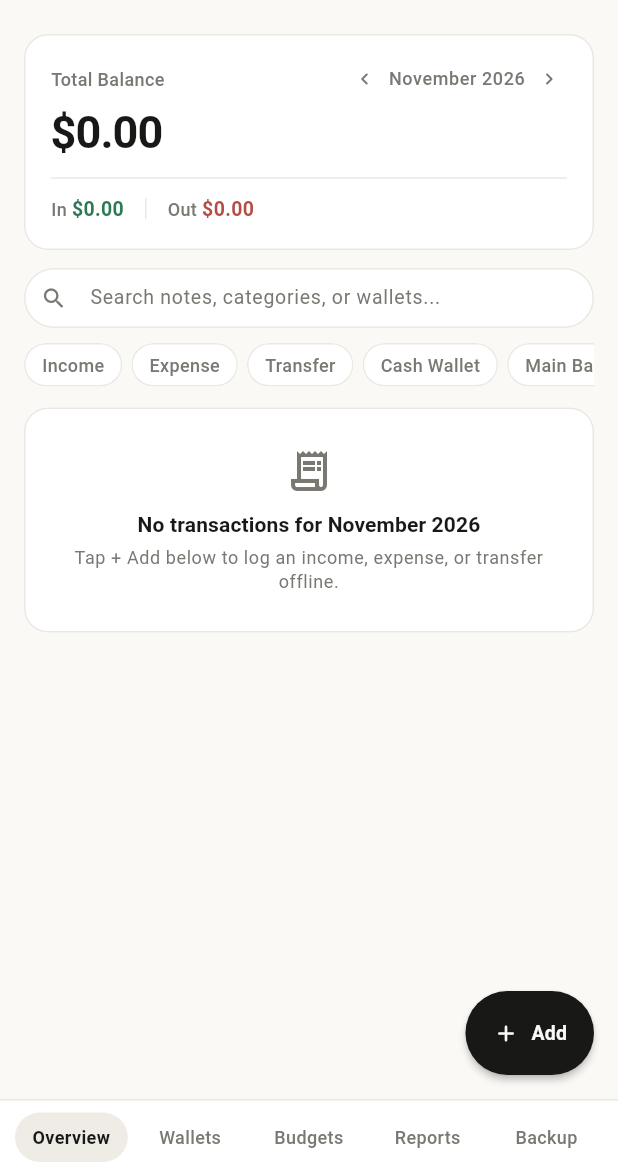
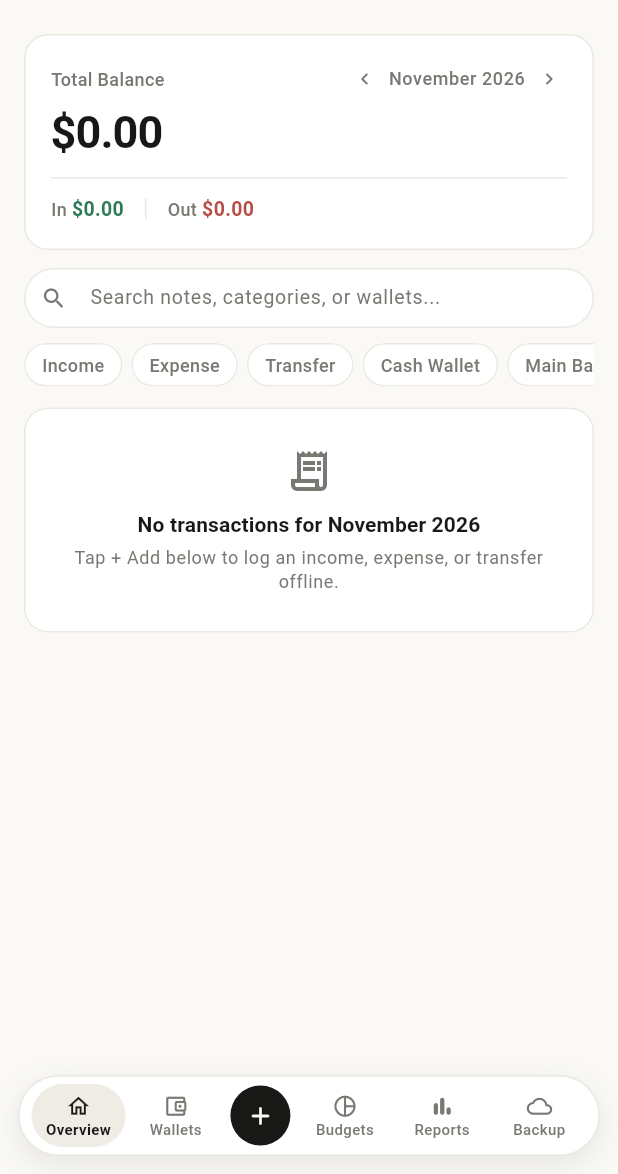
Before and after one commit to GeneralFizi/Money-Manager, a Flutter app: the screen it shows after launch, on a phone screen of 412 x 824 dp, the part 62-1236 px from its top. Run offline on Flutter 3.47's test engine with Material 3 defaults, Android fonts, the phone set to English and light mode, and no system bars; our stand-ins replace dynamic_color, file_picker, fl_chart, google_sign_in, googleapis_auth, local_auth and 5 more; missing offline and left inert: extension_google_sign_in_as_googleapis_auth, googleapis; accounts and stored records are empty.

Commit message:
Apply OLED pitch-black dark mode and floating pill dock footer

```diff
--- a/lib/ui/core/app_theme.dart
+++ b/lib/ui/core/app_theme.dart
@@ -37,9 +37,9 @@ class MoneyColors extends ThemeExtension<MoneyColors> {
     expense: Color(0xFFE08076),
     transfer: Color(0xFF829AB1),
     warning: Color(0xFFE3B469),
-    cardBorder: Color(0xFF262623),
-    softTint: Color(0xFF242421),
-    mutedText: Color(0xFF8C8A82),
+    cardBorder: Color(0xFF1F1F1F),
+    softTint: Color(0xFF141414),
+    mutedText: Color(0xFF8A8A8E),
   );
 
   @override
@@ -78,17 +78,17 @@ class MoneyColors extends ThemeExtension<MoneyColors> {
   }
 }
 
-/// Minimalist Warm Alabaster (Light) and Matte Obsidian (Dark) themes.
+/// Minimalist Warm Alabaster (Light) and OLED Pitch Black (Dark) themes.
 class AppTheme {
   static const Color lightBackground = Color(0xFFFAF9F6);
   static const Color lightCard = Color(0xFFFFFFFF);
   static const Color lightPrimary = Color(0xFF181816);
   static const Color lightText = Color(0xFF181816);
 
-  static const Color darkBackground = Color(0xFF111110);
-  static const Color darkCard = Color(0xFF181816);
-  static const Color darkPrimary = Color(0xFFF0EEE9);
-  static const Color darkText = Color(0xFFF0EEE9);
+  static const Color darkBackground = Color(0xFF000000);
+  static const Color darkCard = Color(0xFF0A0A0A);
+  static const Color darkPrimary = Color(0xFFF5F5F5);
+  static const Color darkText = Color(0xFFF5F5F5);
 
   static ThemeData light({ColorScheme? dynamicColorScheme}) {
     final scheme = dynamicColorScheme ??
@@ -127,9 +127,9 @@ class AppTheme {
           onSecondaryContainer: darkText,
           surface: darkBackground,
           surfaceContainerLowest: darkCard,
-          surfaceContainerLow: const Color(0xFF181816),
-          surfaceContainer: const Color(0xFF20201D),
-          surfaceContainerHighest: const Color(0xFF2A2A27),
+          surfaceContainerLow: const Color(0xFF0F0F0F),
+          surfaceContainer: const Color(0xFF141414),
+          surfaceContainerHighest: const Color(0xFF1C1C1C),
           onSurface: darkText,
           outlineVariant: MoneyColors.dark.cardBorder,
         );
--- a/lib/ui/features/home/views/home_shell.dart
+++ b/lib/ui/features/home/views/home_shell.dart
@@ -123,28 +123,14 @@ class _HomeShellState extends State<HomeShell> with WidgetsBindingObserver {
             index: _selectedIndex,
             children: pages,
           ),
-          floatingActionButton: _selectedIndex <= 2
-              ? FloatingActionButton.extended(
-                  onPressed: () => showModalBottomSheet<void>(
+          bottomNavigationBar: _MinimalBottomNav(
+            selectedIndex: _selectedIndex,
+            onSelect: (index) => setState(() => _selectedIndex = index),
+            onAddTap: () => showModalBottomSheet<void>(
               context: context,
               isScrollControlled: true,
               builder: (_) => TransactionFormSheet(viewModel: vm),
             ),
-                  elevation: 2,
-                  extendedPadding: const EdgeInsets.symmetric(
-                    horizontal: 18,
-                    vertical: 0,
-                  ),
-                  icon: const Icon(Icons.add_rounded, size: 18),
-                  label: const Text(
-                    'Add',
-                    style: TextStyle(fontSize: 13, fontWeight: FontWeight.w600),
-                  ),
-                )
-              : null,
-          bottomNavigationBar: _MinimalBottomNav(
-            selectedIndex: _selectedIndex,
-            onSelect: (index) => setState(() => _selectedIndex = index),
           ),
         );
       },
@@ -156,44 +142,39 @@ class _MinimalBottomNav extends StatelessWidget {
   const _MinimalBottomNav({
     required this.selectedIndex,
     required this.onSelect,
+    required this.onAddTap,
   });
 
   final int selectedIndex;
   final ValueChanged<int> onSelect;
+  final VoidCallback onAddTap;
 
-  static const List<String> _labels = <String>[
-    'Overview',
-    'Wallets',
-    'Budgets',
-    'Reports',
-    'Backup',
+  static const List<({String label, IconData icon})> _items =
+      <({String label, IconData icon})>[
+    (label: 'Overview', icon: Icons.home_outlined),
+    (label: 'Wallets', icon: Icons.account_balance_wallet_outlined),
+    (label: 'Budgets', icon: Icons.pie_chart_outline_rounded),
+    (label: 'Reports', icon: Icons.bar_chart_rounded),
+    (label: 'Backup', icon: Icons.cloud_outlined),
   ];
 
   @override
   Widget build(BuildContext context) {
     final theme = Theme.of(context);
     final colors = context.moneyColors;
-    final barColor = theme.colorScheme.surfaceContainerLowest;
+    final dockColor = theme.colorScheme.surfaceContainerLowest;
+    final isDark = theme.brightness == Brightness.dark;
 
-    return Container(
-      decoration: BoxDecoration(
-        color: barColor,
-        border: Border(top: BorderSide(color: colors.cardBorder, width: 1)),
-      ),
-      child: SafeArea(
-        top: false,
-        child: Padding(
-          padding: const EdgeInsets.symmetric(horizontal: 8, vertical: 8),
-          child: Row(
-            children: List<Widget>.generate(_labels.length, (i) {
+    Widget buildTab(int i) {
       final selected = i == selectedIndex;
+      final item = _items[i];
       return Expanded(
         child: Padding(
-                  padding: const EdgeInsets.symmetric(horizontal: 2),
+          padding: const EdgeInsets.symmetric(horizontal: 1),
           child: Semantics(
             button: true,
             selected: selected,
-                    label: _labels[i],
+            label: item.label,
             child: Material(
               color: selected ? colors.softTint : Colors.transparent,
               shape: const StadiumBorder(),
@@ -201,14 +182,26 @@ class _MinimalBottomNav extends StatelessWidget {
               child: InkWell(
                 onTap: () => onSelect(i),
                 child: Padding(
-                          padding: const EdgeInsets.symmetric(vertical: 8),
-                          child: Text(
-                            _labels[i],
+                  padding: const EdgeInsets.symmetric(vertical: 6),
+                  child: Column(
+                    mainAxisSize: MainAxisSize.min,
+                    children: <Widget>[
+                      Icon(
+                        item.icon,
+                        size: 17,
+                        color: selected
+                            ? theme.colorScheme.onSurface
+                            : colors.mutedText,
+                      ),
+                      const SizedBox(height: 2),
+                      Text(
+                        item.label,
                         maxLines: 1,
                         overflow: TextOverflow.ellipsis,
                         textAlign: TextAlign.center,
                         style: TextStyle(
-                              fontSize: 12,
+                          fontSize: 10,
+                          height: 1.1,
                           fontWeight:
                               selected ? FontWeight.w600 : FontWeight.w500,
                           color: selected
@@ -216,13 +209,68 @@ class _MinimalBottomNav extends StatelessWidget {
                               : colors.mutedText,
                         ),
                       ),
+                    ],
+                  ),
                 ),
               ),
             ),
           ),
         ),
       );
-            }),
+    }
+
+    return SafeArea(
+      top: false,
+      child: Padding(
+        padding: const EdgeInsets.fromLTRB(12, 4, 12, 12),
+        child: DecoratedBox(
+          decoration: ShapeDecoration(
+            color: dockColor,
+            shape: StadiumBorder(
+              side: BorderSide(color: colors.cardBorder, width: 1),
+            ),
+            shadows: <BoxShadow>[
+              BoxShadow(
+                color: Colors.black.withValues(alpha: isDark ? 0.5 : 0.08),
+                blurRadius: 16,
+                offset: const Offset(0, 6),
+              ),
+            ],
+          ),
+          child: Padding(
+            padding: const EdgeInsets.symmetric(horizontal: 8, vertical: 6),
+            child: Row(
+              children: <Widget>[
+                buildTab(0),
+                buildTab(1),
+                Padding(
+                  padding: const EdgeInsets.symmetric(horizontal: 4),
+                  child: SizedBox(
+                    width: 40,
+                    height: 40,
+                    child: Material(
+                      color: theme.colorScheme.primary,
+                      shape: const CircleBorder(),
+                      clipBehavior: Clip.antiAlias,
+                      child: Tooltip(
+                        message: 'Add',
+                        child: InkWell(
+                          onTap: onAddTap,
+                          child: Icon(
+                            Icons.add_rounded,
+                            size: 20,
+                            color: theme.colorScheme.onPrimary,
+                          ),
+                        ),
+                      ),
+                    ),
+                  ),
+                ),
+                buildTab(2),
+                buildTab(3),
+                buildTab(4),
+              ],
+            ),
           ),
         ),
       ),
--- a/lib/ui/features/home/views/settings_tab.dart
+++ b/lib/ui/features/home/views/settings_tab.dart
@@ -232,7 +232,7 @@ class SettingsTab extends StatelessWidget {
   String _themeLabel(ThemeMode mode) {
     return switch (mode) {
       ThemeMode.light => 'Warm Alabaster (Light)',
-      ThemeMode.dark => 'Matte Obsidian (Dark)',
+      ThemeMode.dark => 'OLED Pitch Black (Dark)',
       ThemeMode.system => 'System',
     };
   }
@@ -395,7 +395,7 @@ class SettingsTab extends StatelessWidget {
               ),
               RadioListTile<ThemeMode>(
                 value: ThemeMode.dark,
-                title: Text('Matte Obsidian (Dark)'),
+                title: Text('OLED Pitch Black (Dark)'),
               ),
               RadioListTile<ThemeMode>(
                 value: ThemeMode.system,
```
Also changed, not shown: 1 other file. Lines whose indentation alone changed are shown as unchanged.
